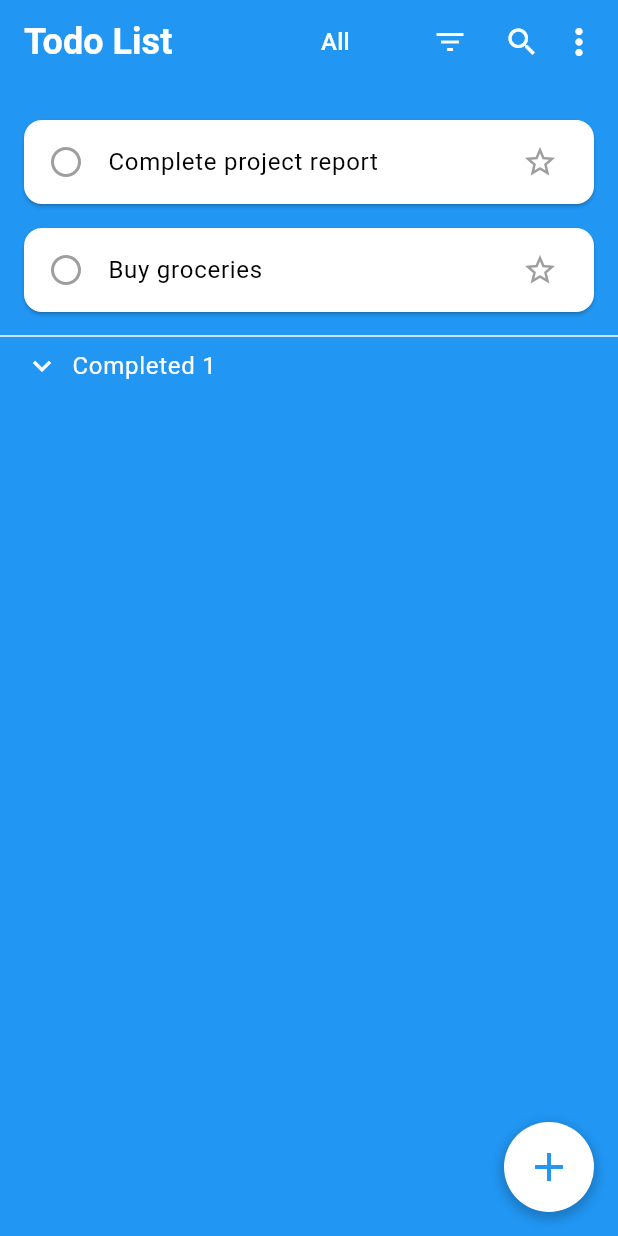
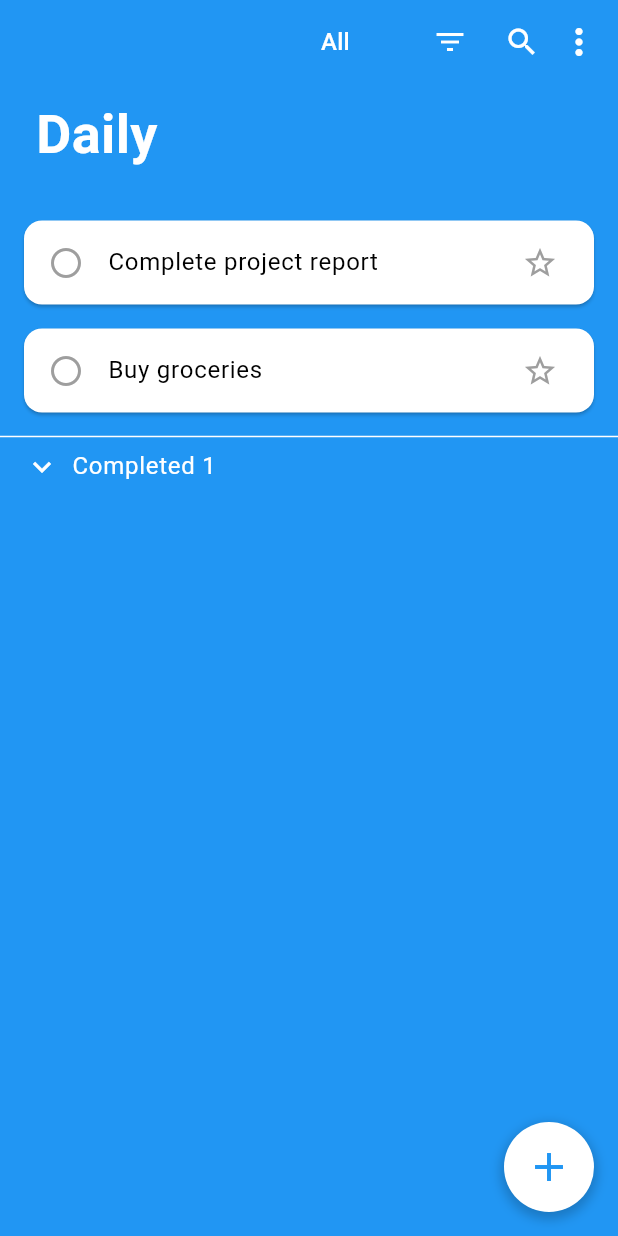
Before and after one commit to phtmyle/todo_list, a Flutter app: the screen it shows after launch, on a phone screen of 412 x 824 dp. Run offline on Flutter 3.47's test engine with Material 3 defaults, Android fonts, the phone set to English and light mode, and no system bars; our stand-ins replace flutter_local_notifications, timezone.

Commit message:
todo list name moved to body

```diff
--- a/lib/views/todolist_view.dart
+++ b/lib/views/todolist_view.dart
@@ -133,8 +133,6 @@ class TodoListViewState extends State<TodoListView> {
       child: Scaffold(
         backgroundColor: Theme.of(context).primaryColor,
         appBar: AppBar(
-          title: const Text('Todo List',
-              style: TextStyle(fontSize: 24, fontWeight: FontWeight.bold)),
           backgroundColor: Colors.transparent,
           elevation: 0,
           actions: [
@@ -184,6 +182,19 @@ class TodoListViewState extends State<TodoListView> {
           color: Theme.of(context).primaryColor,
           child: Column(
             children: [
+              const Padding(
+                padding: EdgeInsets.symmetric(horizontal: 16.0, vertical: 8.0),
+                child: Row(
+                  children: [
+                    SizedBox(width: 8),
+                    Text(
+                      'Daily',
+                      style:
+                          TextStyle(fontSize: 36, fontWeight: FontWeight.bold),
+                    ),
+                  ],
+                ),
+              ),
               Expanded(
                 child: ListView(
                   padding: const EdgeInsets.symmetric(vertical: 16),
```
